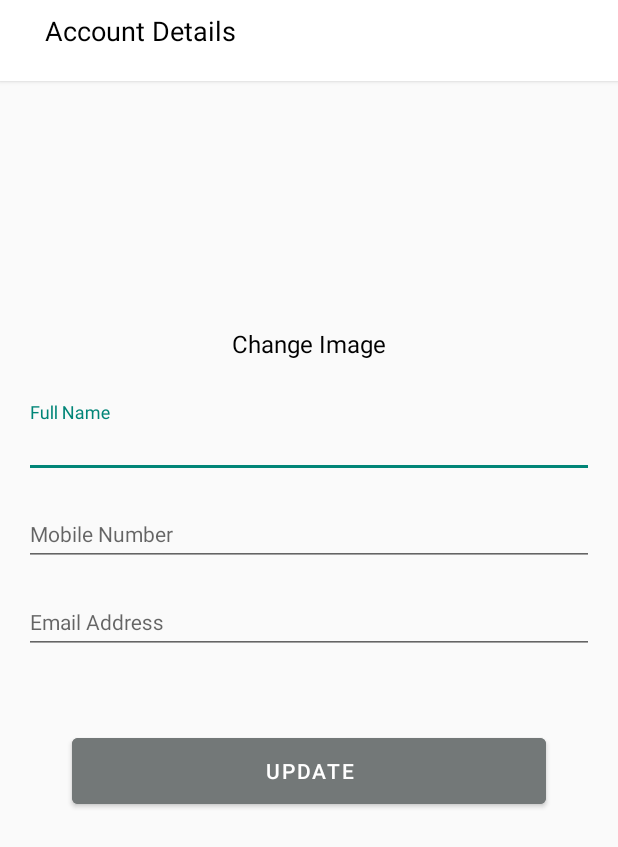
After one commit to giddie-ui/Farmgenix, an Android app: the profile screen opened directly, with no data from a screen before it, on a phone screen of 412 x 824 dp. The commit adds this screen. Shown: the top 847 px of the screen. Run offline under Robolectric (Android 15) with nearby library versions, the phone set to English and light mode, and no system bars; our stand-ins replace CircleImageView.

Commit message:
second commit

```diff
--- a/app/src/main/AndroidManifest.xml
+++ b/app/src/main/AndroidManifest.xml
@@ -13,6 +13,13 @@
         android:theme="@style/Theme.Farmgenix"
         tools:targetApi="31">
         <activity
+            android:name=".profile"
+            android:exported="false">
+            <meta-data
+                android:name="android.app.lib_name"
+                android:value="" />
+        </activity>
+        <activity
             android:name=".splash"
             android:exported="true">
             <intent-filter>
@@ -20,6 +27,7 @@
 
                 <category android:name="android.intent.category.LAUNCHER" />
             </intent-filter>
+
             <meta-data
                 android:name="android.app.lib_name"
                 android:value="" />
@@ -41,8 +49,6 @@
         <activity
             android:name=".signin"
             android:exported="true">
-
-
             <meta-data
                 android:name="android.app.lib_name"
                 android:value="" />
--- /dev/null
+++ b/app/src/main/java/com/example/farmgenix/profile.kt
@@ -0,0 +1,11 @@
+package com.example.farmgenix
+
+import androidx.appcompat.app.AppCompatActivity
+import android.os.Bundle
+
+class profile : AppCompatActivity() {
+    override fun onCreate(savedInstanceState: Bundle?) {
+        super.onCreate(savedInstanceState)
+        setContentView(R.layout.activity_profile)
+    }
+}
--- a/app/src/main/java/com/example/farmgenix/signup.kt
+++ b/app/src/main/java/com/example/farmgenix/signup.kt
@@ -17,10 +17,8 @@ class signup : AppCompatActivity() {
         setContentView(R.layout.activity_signup)
         btnSignIn.setOnClickListener {
             loginUser()
-
         }
-    }
-
+        }
     private fun loginUser() {
 
         val username = etEmaill.text.toString()
--- /dev/null
+++ b/app/src/main/res/layout/activity_profile.xml
@@ -0,0 +1,176 @@
+<?xml version="1.0" encoding="utf-8"?>
+<androidx.constraintlayout.widget.ConstraintLayout
+    xmlns:android="http://schemas.android.com/apk/res/android"
+    xmlns:app="http://schemas.android.com/apk/res-auto"
+    xmlns:tools="http://schemas.android.com/tools"
+    android:layout_width="match_parent"
+    android:layout_height="match_parent"
+    tools:context=".profile">
+
+    <androidx.constraintlayout.widget.ConstraintLayout
+        android:layout_width="match_parent"
+        android:layout_height="54dp"
+        android:id="@+id/mbappe"
+        android:elevation="2dp"
+        app:layout_constraintStart_toStartOf="parent"
+        app:layout_constraintTop_toTopOf="parent"
+        android:background="#ffffff">
+        <RelativeLayout
+            android:layout_width="match_parent"
+            android:layout_height="wrap_content"
+            android:id="@+id/yes"
+            app:layout_constraintStart_toStartOf="parent"
+            app:layout_constraintTop_toTopOf="parent">
+
+
+
+            <TextView
+                android:layout_width="wrap_content"
+                android:layout_height="wrap_content"
+                android:text="Account Details"
+                android:textSize="18sp"
+                android:layout_marginLeft="30dp"
+                android:textColor="#000000"
+                android:layout_marginTop="8dp"
+                >
+
+            </TextView>
+
+
+
+
+
+        </RelativeLayout>
+    </androidx.constraintlayout.widget.ConstraintLayout>
+
+    <de.hdodenhof.circleimageview.CircleImageView
+        android:id="@+id/profile_image_settings"
+        android:layout_width="110dp"
+        android:layout_height="110dp"
+        android:layout_centerHorizontal="true"
+        app:civ_border_width="1dp"
+        app:civ_border_color="@color/purple_500"
+        app:layout_constraintBottom_toTopOf="@+id/tilFirstName"
+        app:layout_constraintEnd_toEndOf="parent"
+        app:layout_constraintStart_toStartOf="parent"
+        app:layout_constraintTop_toTopOf="@+id/mbappe">
+
+    </de.hdodenhof.circleimageview.CircleImageView>
+
+    <TextView
+        android:id="@+id/change_image"
+        android:layout_width="wrap_content"
+        android:layout_height="wrap_content"
+        android:layout_below="@+id/profile_image_settings"
+        android:layout_centerHorizontal="true"
+        android:text="Change Image"
+        android:textColor="@android:color/black"
+        android:textSize="16sp"
+        app:layout_constraintBottom_toTopOf="@+id/tilFirstName"
+        app:layout_constraintEnd_toEndOf="parent"
+        app:layout_constraintStart_toStartOf="parent"
+        app:layout_constraintTop_toBottomOf="@+id/profile_image_settings">
+
+    </TextView>
+
+
+    <TextView
+        android:id="@+id/textView"
+        android:layout_width="wrap_content"
+        android:layout_height="wrap_content"
+        android:layout_marginStart="16dp"
+        android:layout_marginTop="486dp"
+        android:text="Account Details"
+        app:layout_constraintStart_toStartOf="parent"
+        app:layout_constraintTop_toTopOf="parent"
+        app:layout_constraintBottom_toBottomOf="@id/mbappe"
+        android:layout_marginLeft="16dp" />
+
+
+
+    <com.google.android.material.textfield.TextInputLayout
+        android:id="@+id/tilFirstName"
+        style="@style/AppTheme.InputField"
+        android:layout_width="0dp"
+        android:layout_height="wrap_content"
+        android:layout_marginStart="16dp"
+        android:layout_marginTop="8dp"
+        android:layout_marginEnd="16dp"
+        android:hint="Full Name"
+        app:layout_constraintEnd_toEndOf="parent"
+        app:layout_constraintStart_toStartOf="parent"
+        app:layout_constraintTop_toBottomOf="@+id/textView">
+
+        <com.google.android.material.textfield.TextInputEditText
+            android:id="@+id/etFirstNameone"
+            android:layout_width="match_parent"
+            android:layout_height="wrap_content"
+            android:enabled="true"
+            android:inputType="textPersonName|textCapWords"
+            android:textSize="14sp" />
+    </com.google.android.material.textfield.TextInputLayout>
+
+    <com.google.android.material.textfield.TextInputLayout
+        android:id="@+id/tilLastName"
+        style="@style/AppTheme.InputField"
+        android:layout_width="0dp"
+        android:layout_height="wrap_content"
+        android:layout_marginStart="16dp"
+        android:layout_marginTop="8dp"
+        android:layout_marginEnd="16dp"
+        android:hint="Mobile Number"
+        app:layout_constraintEnd_toEndOf="parent"
+        app:layout_constraintStart_toStartOf="parent"
+        app:layout_constraintTop_toBottomOf="@+id/tilFirstName">
+
+        <com.google.android.material.textfield.TextInputEditText
+            android:id="@+id/etLastNameone"
+            android:layout_width="match_parent"
+            android:layout_height="wrap_content"
+            android:enabled="true"
+            android:inputType="textPersonName|textCapWords"
+            android:textSize="14sp" />
+    </com.google.android.material.textfield.TextInputLayout>
+
+    <com.google.android.material.textfield.TextInputLayout
+        android:id="@+id/tilEmail"
+        style="@style/AppTheme.InputField"
+        android:layout_width="0dp"
+        android:layout_height="wrap_content"
+        android:layout_marginStart="16dp"
+        android:layout_marginTop="8dp"
+        android:layout_marginEnd="16dp"
+        android:hint="Email Address"
+        app:layout_constraintEnd_toEndOf="parent"
+        app:layout_constraintStart_toStartOf="parent"
+        app:layout_constraintTop_toBottomOf="@+id/tilLastName">
+
+        <com.google.android.material.textfield.TextInputEditText
+            android:id="@+id/etEmailone"
+            android:layout_width="match_parent"
+            android:layout_height="wrap_content"
+            android:enabled="true"
+            android:inputType="textEmailAddress"
+            android:textSize="14sp" />
+    </com.google.android.material.textfield.TextInputLayout>
+
+
+    <com.google.android.material.button.MaterialButton
+        android:id="@+id/btnUpdate"
+        android:layout_width="0dp"
+        android:layout_height="56dp"
+        android:layout_marginStart="32dp"
+        android:layout_marginTop="50dp"
+        android:layout_marginEnd="32dp"
+        android:text="Update"
+        android:backgroundTint="@color/teal_200"
+
+        app:layout_constraintEnd_toEndOf="@+id/tilEmail"
+        app:layout_constraintStart_toStartOf="@+id/tilEmail"
+        app:layout_constraintTop_toBottomOf="@+id/tilEmail"
+        tools:visibility="visible" />
+
+
+
+
+</androidx.constraintlayout.widget.ConstraintLayout>
--- a/app/src/main/res/layout/activity_signup.xml
+++ b/app/src/main/res/layout/activity_signup.xml
@@ -138,7 +138,8 @@
         android:layout_width="wrap_content"
         android:layout_height="wrap_content"
         android:layout_alignParentBottom="true"
-        android:layout_marginBottom="30dp"
+        android:layout_marginLeft="0dp"
+        android:layout_marginBottom="34dp"
         android:layout_toRightOf="@id/text_one_dont"
         android:text="Sign up"
         android:textColor="#370CF3"
```
